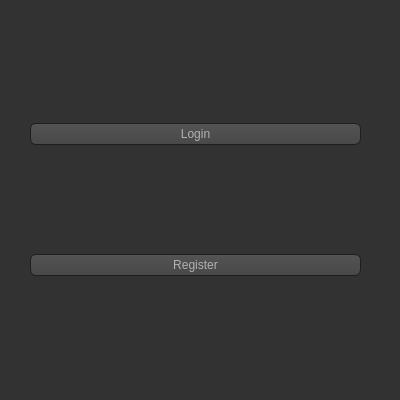
1412kauti/ProjectHurricane, file UI/StartScreen.ui: the form before one commit.
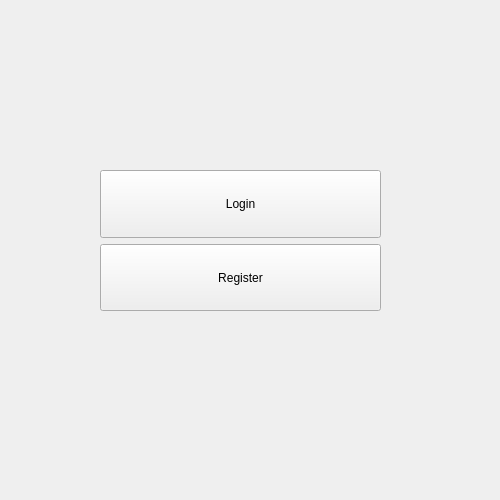
The form after the commit. Icons and pictures are not drawn.

The edit to the form file:
```diff
--- a/UI/StartScreen.ui
+++ b/UI/StartScreen.ui
@@ -6,8 +6,8 @@
    <rect>
     <x>0</x>
     <y>0</y>
-    <width>400</width>
-    <height>400</height>
+    <width>500</width>
+    <height>500</height>
    </rect>
   </property>
   <property name="sizePolicy">
@@ -18,554 +18,36 @@
   </property>
   <property name="minimumSize">
    <size>
-    <width>400</width>
-    <height>400</height>
+    <width>500</width>
+    <height>500</height>
    </size>
   </property>
   <property name="maximumSize">
    <size>
-    <width>400</width>
-    <height>400</height>
+    <width>500</width>
+    <height>500</height>
    </size>
   </property>
   <property name="windowTitle">
    <string>Form</string>
   </property>
   <property name="styleSheet">
-   <string notr="true">QToolTip
-{
-     border: 1px solid black;
-     background-color: #ffa02f;
-     padding: 1px;
-     border-radius: 3px;
-     opacity: 100;
-}
-
-QWidget
-{
-    color: #b1b1b1;
-    background-color: #323232;
-}
-
-QTreeView, QListView
-{
-    background-color: silver;
-    margin-left: 5px;
-}
-
-QWidget:item:hover
-{
-    background-color: QLinearGradient( x1: 0, y1: 0, x2: 0, y2: 1, stop: 0 #ffa02f, stop: 1 #ca0619);
-    color: #000000;
-}
-
-QWidget:item:selected
-{
-    background-color: QLinearGradient( x1: 0, y1: 0, x2: 0, y2: 1, stop: 0 #ffa02f, stop: 1 #d7801a);
-}
-
-QMenuBar::item
-{
-    background: transparent;
-}
-
-QMenuBar::item:selected
-{
-    background: transparent;
-    border: 1px solid #ffaa00;
-}
-
-QMenuBar::item:pressed
-{
-    background: #444;
-    border: 1px solid #000;
-    background-color: QLinearGradient(
-        x1:0, y1:0,
-        x2:0, y2:1,
-        stop:1 #212121,
-        stop:0.4 #343434/*,
-        stop:0.2 #343434,
-        stop:0.1 #ffaa00*/
-    );
-    margin-bottom:-1px;
-    padding-bottom:1px;
-}
-
-QMenu
-{
-    border: 1px solid #000;
-}
-
-QMenu::item
-{
-    padding: 2px 20px 2px 20px;
-}
-
-QMenu::item:selected
-{
-    color: #000000;
-}
-
-QWidget:disabled
-{
-    color: #808080;
-    background-color: #323232;
-}
-
-QAbstractItemView
-{
-    background-color: QLinearGradient( x1: 0, y1: 0, x2: 0, y2: 1, stop: 0 #4d4d4d, stop: 0.1 #646464, stop: 1 #5d5d5d);
-}
-
-QWidget:focus
-{
-    /*border: 1px solid darkgray;*/
-}
-
-QLineEdit
-{
-    background-color: QLinearGradient( x1: 0, y1: 0, x2: 0, y2: 1, stop: 0 #4d4d4d, stop: 0 #646464, stop: 1 #5d5d5d);
-    padding: 1px;
-    border-style: solid;
-    border: 1px solid #1e1e1e;
-    border-radius: 5;
-}
-
-QPushButton
-{
-    color: #b1b1b1;
-    background-color: QLinearGradient( x1: 0, y1: 0, x2: 0, y2: 1, stop: 0 #565656, stop: 0.1 #525252, stop: 0.5 #4e4e4e, stop: 0.9 #4a4a4a, stop: 1 #464646);
-    border-width: 1px;
-    border-color: #1e1e1e;
-    border-style: solid;
-    border-radius: 6;
-    padding: 3px;
-    font-size: 12px;
-    padding-left: 5px;
-    padding-right: 5px;
-    min-width: 40px;
-}
-
-QPushButton:pressed
-{
-    background-color: QLinearGradient( x1: 0, y1: 0, x2: 0, y2: 1, stop: 0 #2d2d2d, stop: 0.1 #2b2b2b, stop: 0.5 #292929, stop: 0.9 #282828, stop: 1 #252525);
-}
-
-QComboBox
-{
-    selection-background-color: #ffaa00;
-    background-color: QLinearGradient( x1: 0, y1: 0, x2: 0, y2: 1, stop: 0 #565656, stop: 0.1 #525252, stop: 0.5 #4e4e4e, stop: 0.9 #4a4a4a, stop: 1 #464646);
-    border-style: solid;
-    border: 1px solid #1e1e1e;
-    border-radius: 5;
-}
-
-QComboBox:hover,QPushButton:hover
-{
-    border: 2px solid QLinearGradient( x1: 0, y1: 0, x2: 0, y2: 1, stop: 0 #ffa02f, stop: 1 #d7801a);
-}
-
-
-QComboBox:on
-{
-    padding-top: 3px;
-    padding-left: 4px;
-    background-color: QLinearGradient( x1: 0, y1: 0, x2: 0, y2: 1, stop: 0 #2d2d2d, stop: 0.1 #2b2b2b, stop: 0.5 #292929, stop: 0.9 #282828, stop: 1 #252525);
-    selection-background-color: #ffaa00;
-}
-
-QComboBox QAbstractItemView
-{
-    border: 2px solid darkgray;
-    selection-background-color: QLinearGradient( x1: 0, y1: 0, x2: 0, y2: 1, stop: 0 #ffa02f, stop: 1 #d7801a);
-}
-
-QComboBox::drop-down
-{
-     subcontrol-origin: padding;
-     subcontrol-position: top right;
-     width: 15px;
-
-     border-left-width: 0px;
-     border-left-color: darkgray;
-     border-left-style: solid; /* just a single line */
-     border-top-right-radius: 3px; /* same radius as the QComboBox */
-     border-bottom-right-radius: 3px;
- }
-
-QComboBox::down-arrow
-{
-     image: url(:/dark_orange/img/down_arrow.png);
-}
-
-QGroupBox
-{
-    border: 1px solid darkgray;
-    margin-top: 10px;
-}
-
-QGroupBox:focus
-{
-    border: 1px solid darkgray;
-}
-
-QTextEdit:focus
-{
-    border: 1px solid darkgray;
-}
-
-QScrollBar:horizontal {
-     border: 1px solid #222222;
-     background: QLinearGradient( x1: 0, y1: 0, x2: 0, y2: 1, stop: 0.0 #121212, stop: 0.2 #282828, stop: 1 #484848);
-     height: 7px;
-     margin: 0px 16px 0 16px;
-}
-
-QScrollBar::handle:horizontal
-{
-      background: QLinearGradient( x1: 0, y1: 0, x2: 1, y2: 0, stop: 0 #ffa02f, stop: 0.5 #d7801a, stop: 1 #ffa02f);
-      min-height: 20px;
-      border-radius: 2px;
-}
-
-QScrollBar::add-line:horizontal {
-      border: 1px solid #1b1b19;
-      border-radius: 2px;
-      background: QLinearGradient( x1: 0, y1: 0, x2: 1, y2: 0, stop: 0 #ffa02f, stop: 1 #d7801a);
-      width: 14px;
-      subcontrol-position: right;
-      subcontrol-origin: margin;
-}
-
-QScrollBar::sub-line:horizontal {
-      border: 1px solid #1b1b19;
-      border-radius: 2px;
-      background: QLinearGradient( x1: 0, y1: 0, x2: 1, y2: 0, stop: 0 #ffa02f, stop: 1 #d7801a);
-      width: 14px;
-     subcontrol-position: left;
-     subcontrol-origin: margin;
-}
-
-QScrollBar::right-arrow:horizontal, QScrollBar::left-arrow:horizontal
-{
-      border: 1px solid black;
-      width: 1px;
-      height: 1px;
-      background: white;
-}
-
-QScrollBar::add-page:horizontal, QScrollBar::sub-page:horizontal
-{
-      background: none;
-}
-
-QScrollBar:vertical
-{
-      background: QLinearGradient( x1: 0, y1: 0, x2: 1, y2: 0, stop: 0.0 #121212, stop: 0.2 #282828, stop: 1 #484848);
-      width: 7px;
-      margin: 16px 0 16px 0;
-      border: 1px solid #222222;
-}
-
-QScrollBar::handle:vertical
-{
-      background: QLinearGradient( x1: 0, y1: 0, x2: 0, y2: 1, stop: 0 #ffa02f, stop: 0.5 #d7801a, stop: 1 #ffa02f);
-      min-height: 20px;
-      border-radius: 2px;
-}
-
-QScrollBar::add-line:vertical
-{
-      border: 1px solid #1b1b19;
-      border-radius: 2px;
-      background: QLinearGradient( x1: 0, y1: 0, x2: 0, y2: 1, stop: 0 #ffa02f, stop: 1 #d7801a);
-      height: 14px;
-      subcontrol-position: bottom;
-      subcontrol-origin: margin;
-}
-
-QScrollBar::sub-line:vertical
-{
-      border: 1px solid #1b1b19;
-      border-radius: 2px;
-      background: QLinearGradient( x1: 0, y1: 0, x2: 0, y2: 1, stop: 0 #d7801a, stop: 1 #ffa02f);
-      height: 14px;
-      subcontrol-position: top;
-      subcontrol-origin: margin;
-}
-
-QScrollBar::up-arrow:vertical, QScrollBar::down-arrow:vertical
-{
-      border: 1px solid black;
-      width: 1px;
-      height: 1px;
-      background: white;
-}
-
-
-QScrollBar::add-page:vertical, QScrollBar::sub-page:vertical
-{
-      background: none;
-}
-
-QTextEdit
-{
-    background-color: #242424;
-}
-
-QPlainTextEdit
-{
-    background-color: #242424;
-}
-
-QHeaderView::section
-{
-    background-color: QLinearGradient(x1:0, y1:0, x2:0, y2:1, stop:0 #616161, stop: 0.5 #505050, stop: 0.6 #434343, stop:1 #656565);
-    color: white;
-    padding-left: 4px;
-    border: 1px solid #6c6c6c;
-}
-
-QCheckBox:disabled
-{
-color: #414141;
-}
-
-QDockWidget::title
-{
-    text-align: center;
-    spacing: 3px; /* spacing between items in the tool bar */
-    background-color: QLinearGradient(x1:0, y1:0, x2:0, y2:1, stop:0 #323232, stop: 0.5 #242424, stop:1 #323232);
-}
-
-QDockWidget::close-button, QDockWidget::float-button
-{
-    text-align: center;
-    spacing: 1px; /* spacing between items in the tool bar */
-    background-color: QLinearGradient(x1:0, y1:0, x2:0, y2:1, stop:0 #323232, stop: 0.5 #242424, stop:1 #323232);
-}
-
-QDockWidget::close-button:hover, QDockWidget::float-button:hover
-{
-    background: #242424;
-}
-
-QDockWidget::close-button:pressed, QDockWidget::float-button:pressed
-{
-    padding: 1px -1px -1px 1px;
-}
-
-QMainWindow::separator
-{
-    background-color: QLinearGradient(x1:0, y1:0, x2:0, y2:1, stop:0 #161616, stop: 0.5 #151515, stop: 0.6 #212121, stop:1 #343434);
-    color: white;
-    padding-left: 4px;
-    border: 1px solid #4c4c4c;
-    spacing: 3px; /* spacing between items in the tool bar */
-}
-
-QMainWindow::separator:hover
-{
-
-    background-color: QLinearGradient(x1:0, y1:0, x2:0, y2:1, stop:0 #d7801a, stop:0.5 #b56c17 stop:1 #ffa02f);
-    color: white;
-    padding-left: 4px;
-    border: 1px solid #6c6c6c;
-    spacing: 3px; /* spacing between items in the tool bar */
-}
-
-QToolBar::handle
-{
-     spacing: 3px; /* spacing between items in the tool bar */
-     background: url(:/dark_orange/img/handle.png);
-}
-
-QMenu::separator
-{
-    height: 2px;
-    background-color: QLinearGradient(x1:0, y1:0, x2:0, y2:1, stop:0 #161616, stop: 0.5 #151515, stop: 0.6 #212121, stop:1 #343434);
-    color: white;
-    padding-left: 4px;
-    margin-left: 10px;
-    margin-right: 5px;
-}
-
-QProgressBar
-{
-    border: 2px solid grey;
-    border-radius: 5px;
-    text-align: center;
-}
-
-QProgressBar::chunk
-{
-    background-color: #d7801a;
-    width: 2.15px;
-    margin: 0.5px;
-}
-
-QTabBar::tab {
-    color: #b1b1b1;
-    border: 1px solid #444;
-    border-bottom-style: none;
-    background-color: #323232;
-    padding-left: 10px;
-    padding-right: 10px;
-    padding-top: 3px;
-    padding-bottom: 2px;
-    margin-right: -1px;
-}
-
-QTabWidget::pane {
-    border: 1px solid #444;
-    top: 1px;
-}
-
-QTabBar::tab:last
-{
-    margin-right: 0; /* the last selected tab has nothing to overlap with on the right */
-    border-top-right-radius: 3px;
-}
-
-QTabBar::tab:first:!selected
-{
- margin-left: 0px; /* the last selected tab has nothing to overlap with on the right */
-
-
-    border-top-left-radius: 3px;
-}
-
-QTabBar::tab:!selected
-{
-    color: #b1b1b1;
-    border-bottom-style: solid;
-    margin-top: 3px;
-    background-color: QLinearGradient(x1:0, y1:0, x2:0, y2:1, stop:1 #212121, stop:.4 #343434);
-}
-
-QTabBar::tab:selected
-{
-    border-top-left-radius: 3px;
-    border-top-right-radius: 3px;
-    margin-bottom: 0px;
-}
-
-QTabBar::tab:!selected:hover
-{
-    /*border-top: 2px solid #ffaa00;
-    padding-bottom: 3px;*/
-    border-top-left-radius: 3px;
-    border-top-right-radius: 3px;
-    background-color: QLinearGradient(x1:0, y1:0, x2:0, y2:1, stop:1 #212121, stop:0.4 #343434, stop:0.2 #343434, stop:0.1 #ffaa00);
-}
-
-QRadioButton::indicator:checked, QRadioButton::indicator:unchecked{
-    color: #b1b1b1;
-    background-color: #323232;
-    border: 1px solid #b1b1b1;
-    border-radius: 6px;
-}
-
-QRadioButton::indicator:checked
-{
-    background-color: qradialgradient(
-        cx: 0.5, cy: 0.5,
-        fx: 0.5, fy: 0.5,
-        radius: 1.0,
-        stop: 0.25 #ffaa00,
-        stop: 0.3 #323232
-    );
-}
-
-QCheckBox::indicator{
-    color: #b1b1b1;
-    background-color: #323232;
-    border: 1px solid #b1b1b1;
-    width: 9px;
-    height: 9px;
-}
-
-QRadioButton::indicator
-{
-    border-radius: 6px;
-}
-
-QRadioButton::indicator:hover, QCheckBox::indicator:hover
-{
-    border: 1px solid #ffaa00;
-}
-
-QCheckBox::indicator:checked
-{
-    image:url(:/dark_orange/img/checkbox.png);
-}
-
-QCheckBox::indicator:disabled, QRadioButton::indicator:disabled
-{
-    border: 1px solid #444;
-}
-
-
-QSlider::groove:horizontal {
-    border: 1px solid #3A3939;
-    height: 8px;
-    background: #201F1F;
-    margin: 2px 0;
-    border-radius: 2px;
-}
-
-QSlider::handle:horizontal {
-    background: QLinearGradient( x1: 0, y1: 0, x2: 0, y2: 1,
-      stop: 0.0 silver, stop: 0.2 #a8a8a8, stop: 1 #727272);
-    border: 1px solid #3A3939;
-    width: 14px;
-    height: 14px;
-    margin: -4px 0;
-    border-radius: 2px;
-}
-
-QSlider::groove:vertical {
-    border: 1px solid #3A3939;
-    width: 8px;
-    background: #201F1F;
-    margin: 0 0px;
-    border-radius: 2px;
-}
-
-QSlider::handle:vertical {
-    background: QLinearGradient( x1: 0, y1: 0, x2: 0, y2: 1, stop: 0.0 silver,
-      stop: 0.2 #a8a8a8, stop: 1 #727272);
-    border: 1px solid #3A3939;
-    width: 14px;
-    height: 14px;
-    margin: 0 -4px;
-    border-radius: 2px;
-}
-
-QAbstractSpinBox {
-    padding-top: 2px;
-    padding-bottom: 2px;
-    border: 1px solid darkgray;
-
-    border-radius: 2px;
-    min-width: 50px;
-}
-</string>
+   <string notr="true"/>
   </property>
   <widget class="QWidget" name="verticalLayoutWidget">
    <property name="geometry">
     <rect>
-     <x>30</x>
-     <y>20</y>
-     <width>331</width>
-     <height>361</height>
+     <x>100</x>
+     <y>170</y>
+     <width>281</width>
+     <height>141</height>
     </rect>
    </property>
    <layout class="QVBoxLayout" name="verticalLayout">
     <item>
      <widget class="QPushButton" name="Login_Button">
       <property name="sizePolicy">
-       <sizepolicy hsizetype="Minimum" vsizetype="Maximum">
+       <sizepolicy hsizetype="Minimum" vsizetype="Preferred">
         <horstretch>0</horstretch>
         <verstretch>0</verstretch>
        </sizepolicy>
@@ -578,7 +60,7 @@
     <item>
      <widget class="QPushButton" name="Register_Button">
       <property name="sizePolicy">
-       <sizepolicy hsizetype="Minimum" vsizetype="Maximum">
+       <sizepolicy hsizetype="Minimum" vsizetype="Preferred">
         <horstretch>0</horstretch>
         <verstretch>0</verstretch>
        </sizepolicy>
```
